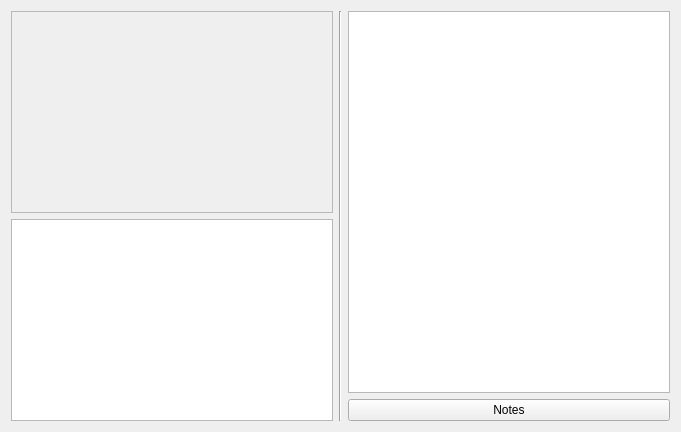
Before: the Qt Designer form src/gui/gamewindow.ui in JRandomHacker/CS429-Avalon, drawn with Qt 5.
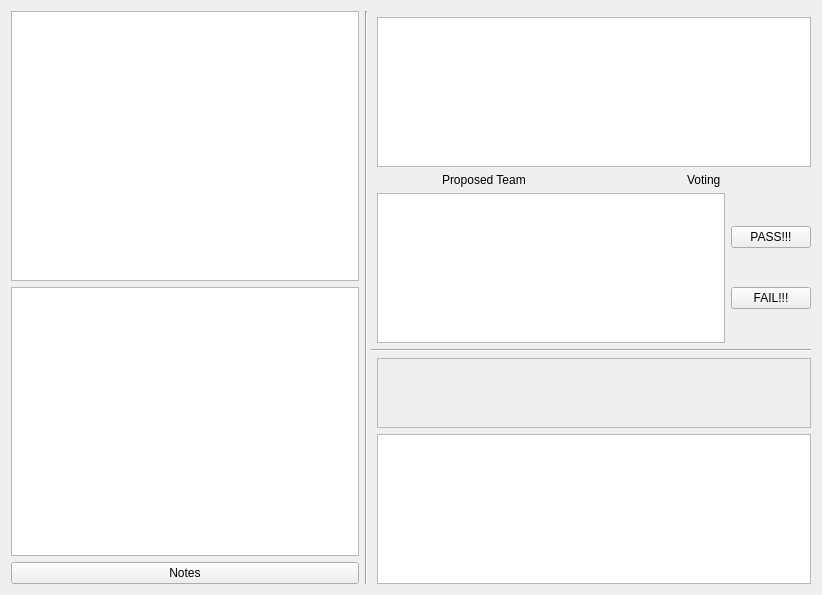
After: the same form once the commit is applied.

```diff
--- a/src/gui/gamewindow.ui
+++ b/src/gui/gamewindow.ui
@@ -6,15 +6,58 @@
    <rect>
     <x>0</x>
     <y>0</y>
-    <width>681</width>
-    <height>432</height>
+    <width>822</width>
+    <height>595</height>
    </rect>
   </property>
   <property name="windowTitle">
    <string>Avalon Online</string>
   </property>
-  <layout class="QHBoxLayout" name="horizontalLayout">
-   <item>
+  <layout class="QGridLayout" name="gridLayout">
+   <item row="3" column="3">
+    <layout class="QHBoxLayout" name="horizontalLayout">
+     <item>
+      <widget class="QListView" name="proposeTeamList"/>
+     </item>
+    </layout>
+   </item>
+   <item row="2" column="3" colspan="2">
+    <layout class="QHBoxLayout" name="horizontalLayout_2">
+     <item alignment="Qt::AlignHCenter">
+      <widget class="QLabel" name="proposeTeamLabel">
+       <property name="text">
+        <string>Proposed Team</string>
+       </property>
+      </widget>
+     </item>
+     <item alignment="Qt::AlignHCenter">
+      <widget class="QLabel" name="votingLabel">
+       <property name="text">
+        <string>Voting</string>
+       </property>
+      </widget>
+     </item>
+    </layout>
+   </item>
+   <item row="3" column="4">
+    <layout class="QVBoxLayout" name="verticalLayout_3">
+     <item>
+      <widget class="QPushButton" name="buttonVotePass">
+       <property name="text">
+        <string>PASS!!!</string>
+       </property>
+      </widget>
+     </item>
+     <item>
+      <widget class="QPushButton" name="buttonVoteFail">
+       <property name="text">
+        <string>FAIL!!!</string>
+       </property>
+      </widget>
+     </item>
+    </layout>
+   </item>
+   <item row="5" column="3" colspan="2">
     <layout class="QVBoxLayout" name="verticalLayout">
      <item>
       <widget class="QScrollArea" name="scrollArea">
@@ -26,8 +69,8 @@
          <rect>
           <x>0</x>
           <y>0</y>
-          <width>320</width>
-          <height>201</height>
+          <width>436</width>
+          <height>85</height>
          </rect>
         </property>
        </widget>
@@ -38,15 +81,18 @@
      </item>
     </layout>
    </item>
-   <item>
+   <item row="0" column="1" rowspan="6" colspan="2">
     <widget class="Line" name="line">
      <property name="orientation">
       <enum>Qt::Vertical</enum>
      </property>
     </widget>
    </item>
-   <item>
+   <item row="0" column="0" rowspan="6">
     <layout class="QVBoxLayout" name="verticalLayout_2">
+     <item>
+      <widget class="QGraphicsView" name="playerAvatar"/>
+     </item>
      <item>
       <widget class="QListView" name="playerList"/>
      </item>
@@ -59,6 +105,16 @@
      </item>
     </layout>
    </item>
+   <item row="4" column="2" colspan="3">
+    <widget class="Line" name="line_2">
+     <property name="orientation">
+      <enum>Qt::Horizontal</enum>
+     </property>
+    </widget>
+   </item>
+   <item row="1" column="3" colspan="2">
+    <widget class="QListView" name="voteTrackList"/>
+   </item>
   </layout>
  </widget>
  <resources/>
```
